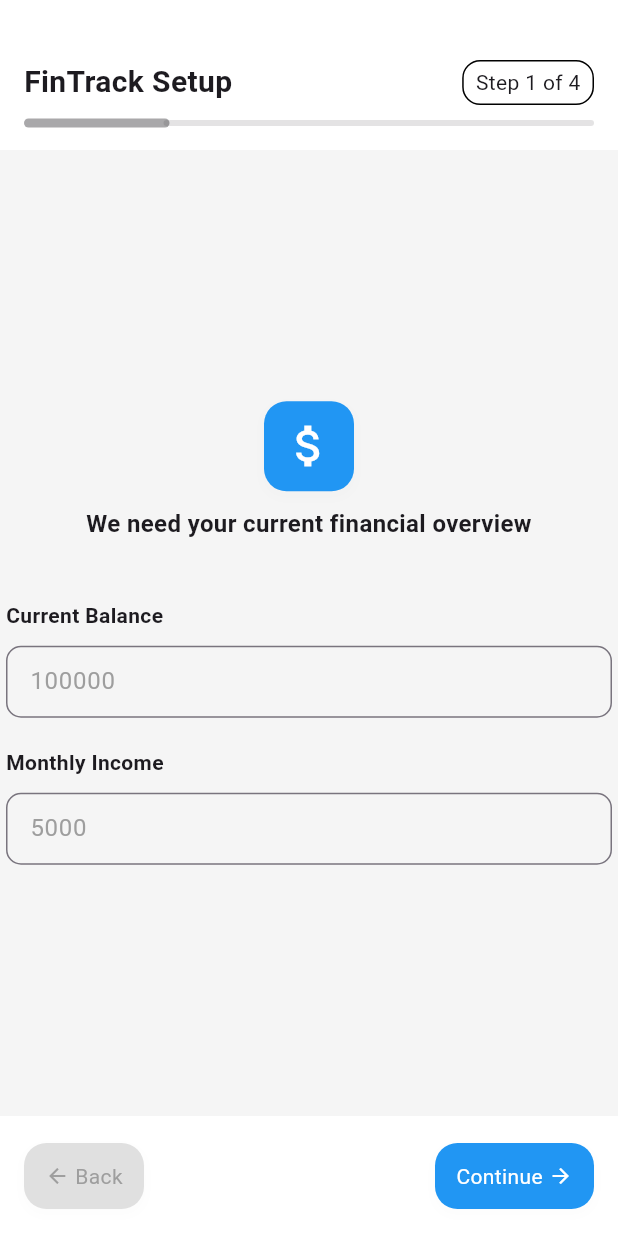
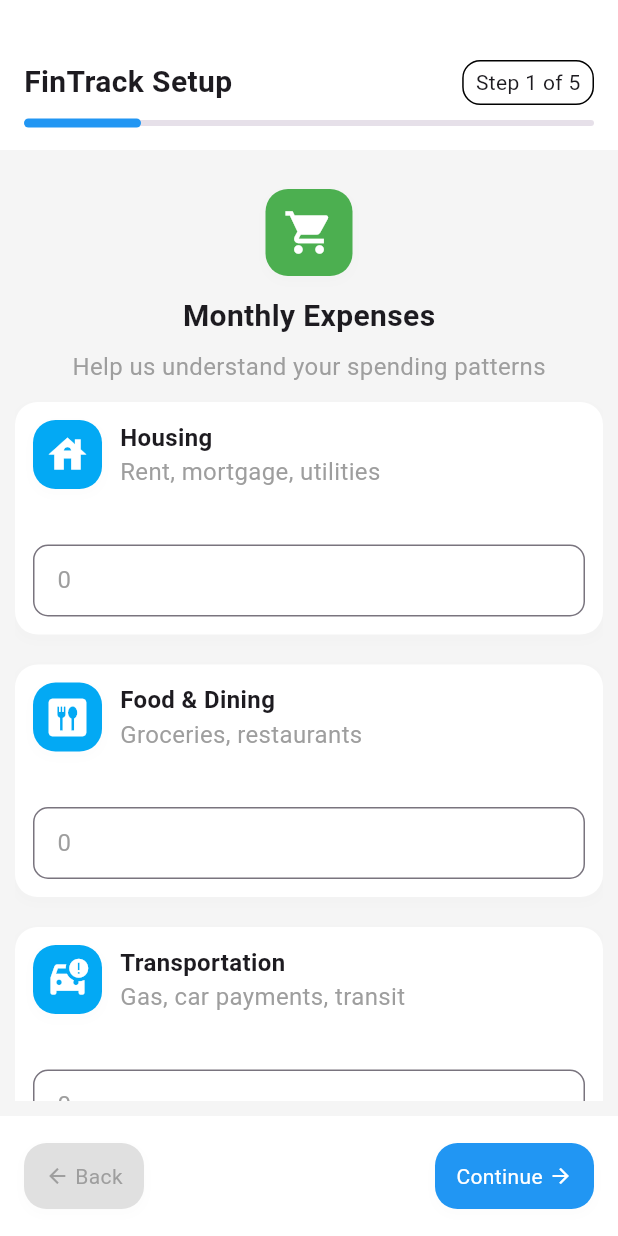
Before and after one commit to Boyzest-Saragih/financialManager, a Flutter app: the screen it shows after launch, on a phone screen of 412 x 824 dp. Run offline on Flutter 3.47's test engine with Material 3 defaults, Android fonts, the phone set to English and light mode, and no system bars; our stand-ins replace cloud_firestore, firebase_auth, firebase_core, fl_chart; accounts and stored records are empty.

Commit message:
make frontend step 2 in profile stup

```diff
--- /dev/null
+++ b/lib/screens/setupProfile/monthly_expenses_input.dart
@@ -0,0 +1,159 @@
+import 'package:financemanager/widgets/custom/custom_card_container.dart';
+import 'package:financemanager/widgets/custom/custom_textField.dart';
+import 'package:flutter/material.dart';
+
+class MonthlyExpensesInput extends StatefulWidget {
+  const MonthlyExpensesInput({super.key});
+
+  @override
+  State<MonthlyExpensesInput> createState() => _MonthlyExpensesInputState();
+}
+
+class _MonthlyExpensesInputState extends State<MonthlyExpensesInput> {
+  final List<List<dynamic>> _listContentField = [
+    [
+      Icon(Icons.house, size: 30, color: Colors.white),
+      'Housing',
+      "Rent, mortgage, utilities",
+      TextEditingController(),
+    ],
+    [
+      Icon(Icons.dining, size: 30, color: Colors.white),
+      'Food & Dining',
+      "Groceries, restaurants",
+      TextEditingController(),
+    ],
+    [
+      Icon(Icons.car_crash, size: 30, color: Colors.white),
+      'Transportation',
+      "Gas, car payments, transit",
+      TextEditingController(),
+    ],
+    [
+      Icon(Icons.gamepad, size: 30, color: Colors.white),
+      'Entertainment',
+      "Movies, games, hobbies",
+      TextEditingController(),
+    ],
+    [
+      Icon(Icons.shop, size: 30, color: Colors.white),
+      'Shopping',
+      "Clothes, electronics, misc",
+      TextEditingController(),
+    ],
+    [
+      Icon(Icons.heart_broken, size: 30, color: Colors.white),
+      'Health & Fitness',
+      "Gym, healthcare, supplements",
+      TextEditingController(),
+    ],
+    [
+      Icon(Icons.trending_up, size: 30, color: Colors.white),
+      'Subscriptions',
+      "Netflix, Spotify, software",
+      TextEditingController(),
+    ],
+    [
+      Icon(Icons.attach_money, size: 30, color: Colors.white),
+      'Others',
+      "Miscellaneous expensess",
+      TextEditingController(),
+    ],
+  ];
+
+  List<Widget> _buildCardExpensesInput() {
+    final List<Widget> expenseWidget = [];
+    for (var i = 0; i < _listContentField.length; i++) {
+      expenseWidget.add(
+        Column(
+          children: [
+            CustomCardContainer(
+              isShadow: false,
+              childContainer: Column(
+                children: [
+                  Row(
+                    mainAxisAlignment: MainAxisAlignment.start,
+                    children: [
+                      CustomCardContainer(
+                        isShadow: false,
+                        padding: 8,
+                        cardColor: Colors.lightBlue,
+                        childContainer: _listContentField[i][0],
+                      ),
+
+                      const SizedBox(width: 12),
+                      Column(
+                        crossAxisAlignment: CrossAxisAlignment.start,
+                        children: [
+                          Text(
+                            _listContentField[i][1],
+                            style: TextStyle(
+                              fontSize: 16,
+                              fontWeight: FontWeight.bold,
+                            ),
+                          ),
+                          Text(
+                            _listContentField[i][2],
+                            style: TextStyle(fontSize: 16, color: Colors.grey),
+                          ),
+                        ],
+                      ),
+                    ],
+                  ),
+
+                  const SizedBox(height: 6),
+
+                  CustomTextField(
+                    isNumber: true,
+                    controller: _listContentField[i][3],
+                    hint: "0",
+                  ),
+                ],
+              ),
+            ),
+            const SizedBox(height: 20),
+          ],
+        ),
+      );
+    }
+    return expenseWidget;
+  }
+
+  @override
+  Widget build(BuildContext context) {
+    return Scaffold(
+      body: SingleChildScrollView(
+        child: Container(
+          alignment: Alignment.center,
+          child: Column(
+            children: [
+              const SizedBox(height: 16),
+              const CustomCardContainer(
+                isShadow: false,
+                cardColor: Colors.green,
+                childContainer: Icon(
+                  Icons.shopping_cart,
+                  size: 34,
+                  color: Colors.white,
+                ),
+              ),
+              const SizedBox(height: 12),
+              const Text(
+                "Monthly Expenses",
+                style: TextStyle(fontSize: 20, fontWeight: FontWeight.bold),
+              ),
+              const SizedBox(height: 8),
+              const Text(
+                "Help us understand your spending patterns",
+                style: TextStyle(fontSize: 16, color: Colors.grey),
+              ),
+              const SizedBox(height: 12),
+
+              ..._buildCardExpensesInput(),
+            ],
+          ),
+        ),
+      ),
+    );
+  }
+}
--- a/lib/screens/setupProfile/profile_setup_screen.dart
+++ b/lib/screens/setupProfile/profile_setup_screen.dart
@@ -1,4 +1,5 @@
 import 'package:financemanager/providers/profile_setup_provider.dart';
+import 'package:financemanager/screens/setupProfile/monthly_expenses_input.dart';
 import 'package:flutter/material.dart';
 import 'package:provider/provider.dart';
 import 'package:financemanager/widgets/custom/custom_card_container.dart';
@@ -14,6 +15,7 @@ class ProfileSetupScreen extends StatefulWidget {
 
 class _ProfileSetupScreenState extends State<ProfileSetupScreen> {
   final List<Widget> _setupPages = [
+    const MonthlyExpensesInput(),
     const CurrentBalanceInput(),
     const Text("Halaman Kedua: Informasi Pribadi (placeholder)"),
     const Text("Halaman Ketiga: Tujuan Anggaran (placeholder)"),
@@ -72,15 +74,13 @@ class _ProfileSetupScreenState extends State<ProfileSetupScreen> {
                       disabledThumbRadius: 0,
                     ),
                     overlayShape: SliderComponentShape.noOverlay,
-                    activeTrackColor: Colors.blue,
-                    inactiveTrackColor: Colors.grey[300],
                   ),
                   child: Slider(
+                    activeColor: Colors.blue,
                     value: currentStep.toDouble(),
                     min: 0,
                     max: _setupPages.length.toDouble(),
-
-                    onChanged: null,
+                    onChanged: (v){},
                   ),
                 ),
               ],
@@ -90,7 +90,7 @@ class _ProfileSetupScreenState extends State<ProfileSetupScreen> {
           Expanded(
             child: Container(
               height: double.infinity,
-              padding: const EdgeInsets.all(4),
+              padding: const EdgeInsets.all(10),
               child: currentPage,
             ),
           ),
--- a/lib/widgets/custom/custom_card_container.dart
+++ b/lib/widgets/custom/custom_card_container.dart
@@ -8,6 +8,7 @@ class CustomCardContainer extends StatelessWidget {
   final bool isBorder;
   final Color borderColor;
   final VoidCallback? onTapCard;
+  final double padding;
   const CustomCardContainer({
     super.key,
     required this.childContainer,
@@ -16,7 +17,8 @@ class CustomCardContainer extends StatelessWidget {
     this.isShadow = true,
     this.isBorder = false,
     this.borderColor = Colors.grey,
-    this.onTapCard
+    this.onTapCard,
+    this.padding = 12
   });
 
   @override
@@ -24,7 +26,7 @@ class CustomCardContainer extends StatelessWidget {
     return InkWell(
       onTap: onTapCard,
       child: Container(
-      padding: EdgeInsets.all(12),
+      padding: EdgeInsets.all(padding),
       width: widthContainer,
       decoration: BoxDecoration(
         color: cardColor,
```
